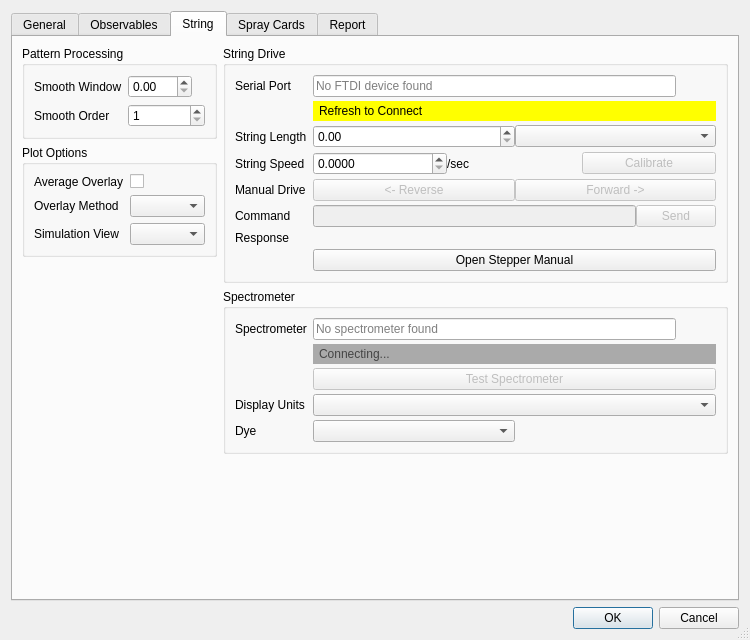
Qt form resources/settings.ui (gill14/AccuPatt) before a commit.
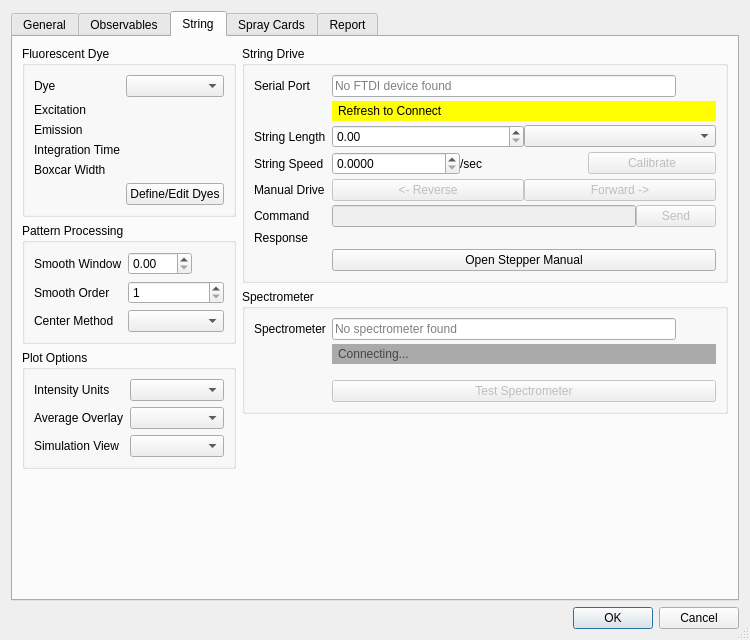
The same form after that commit. The open tabs and pages were chosen to show the change.

Commit message: cleanup stringPass and settings for drive and spec

Diff of the .ui file:
```diff
--- a/resources/settings.ui
+++ b/resources/settings.ui
@@ -361,6 +361,98 @@
         <layout class="QHBoxLayout" name="hl_string">
          <item>
           <layout class="QVBoxLayout" name="vl_string_left">
+           <item>
+            <widget class="QGroupBox" name="gb_fluorescent_dye">
+             <property name="title">
+              <string>Fluorescent Dye</string>
+             </property>
+             <layout class="QFormLayout">
+              <item row="0" column="0">
+               <widget class="QLabel" name="lbl_dye">
+                <property name="text">
+                 <string>Dye</string>
+                </property>
+               </widget>
+              </item>
+              <item row="0" column="1">
+               <widget class="QComboBox" name="cbb_dye">
+                <property name="sizePolicy">
+                 <sizepolicy hsizetype="Preferred" vsizetype="Fixed">
+                  <horstretch>0</horstretch>
+                  <verstretch>0</verstretch>
+                 </sizepolicy>
+                </property>
+                <property name="sizeAdjustPolicy">
+                 <enum>QComboBox::AdjustToContents</enum>
+                </property>
+               </widget>
+              </item>
+              <item row="1" column="0">
+               <widget class="QLabel" name="lbl_dye_excitation_header">
+                <property name="text">
+                 <string>Excitation</string>
+                </property>
+               </widget>
+              </item>
+              <item row="1" column="1">
+               <widget class="QLabel" name="lbl_dye_excitation">
+                <property name="text">
+                 <string/>
+                </property>
+               </widget>
+              </item>
+              <item row="2" column="0">
+               <widget class="QLabel" name="lbl_dye_emission_header">
+                <property name="text">
+                 <string>Emission</string>
+                </property>
+               </widget>
+              </item>
+              <item row="2" column="1">
+               <widget class="QLabel" name="lbl_dye_emission">
+                <property name="text">
+                 <string/>
+                </property>
+               </widget>
+              </item>
+              <item row="3" column="0">
+               <widget class="QLabel" name="lbl_dye_integration_header">
+                <property name="text">
+                 <string>Integration Time</string>
+                </property>
+               </widget>
+              </item>
+              <item row="3" column="1">
+               <widget class="QLabel" name="lbl_dye_integration">
+                <property name="text">
+                 <string/>
+                </property>
+               </widget>
+              </item>
+              <item row="4" column="0">
+               <widget class="QLabel" name="lbl_dye_boxcar_header">
+                <property name="text">
+                 <string>Boxcar Width</string>
+                </property>
+               </widget>
+              </item>
+              <item row="4" column="1">
+               <widget class="QLabel" name="lbl_dye_boxcar">
+                <property name="text">
+                 <string/>
+                </property>
+               </widget>
+              </item>
+              <item row="5" column="1">
+               <widget class="QPushButton" name="btn_dye_manager">
+                <property name="text">
+                 <string>Define/Edit Dyes</string>
+                </property>
+               </widget>
+              </item>
+             </layout>
+            </widget>
+           </item>
            <item>
             <widget class="QGroupBox" name="gb_string_pattern">
              <property name="title">
@@ -415,6 +507,16 @@
                 </property>
                </widget>
               </item>
+              <item row="2" column="0">
+               <widget class="QLabel" name="lbl_center_method_string">
+                <property name="text">
+                 <string>Center Method</string>
+                </property>
+               </widget>
+              </item>
+              <item row="2" column="1">
+               <widget class="QComboBox" name="cbb_center_method_string"/>
+              </item>
              </layout>
             </widget>
            </item>
@@ -425,26 +527,22 @@
              </property>
              <layout class="QFormLayout">
               <item row="0" column="0">
+               <widget class="QLabel" name="lbl_spec_display_units">
+                <property name="text">
+                 <string>Intensity Units</string>
+                </property>
+               </widget>
+              </item>
+              <item row="0" column="1">
+               <widget class="QComboBox" name="cbb_spec_display_units"/>
+              </item>
+              <item row="1" column="0">
                <widget class="QLabel" name="lbl_string_dash_overlay">
                 <property name="text">
                  <string>Average Overlay</string>
                 </property>
                </widget>
               </item>
-              <item row="0" column="1">
-               <widget class="QCheckBox" name="cb_string_dash_overlay">
-                <property name="text">
-                 <string/>
-                </property>
-               </widget>
-              </item>
-              <item row="1" column="0">
-               <widget class="QLabel" name="lbl_string_dash_method">
-                <property name="text">
-                 <string>Overlay Method</string>
-                </property>
-               </widget>
-              </item>
               <item row="1" column="1">
                <widget class="QComboBox" name="cbb_string_dash_method"/>
               </item>
@@ -745,6 +843,22 @@
                </widget>
               </item>
               <item row="2" column="1">
+               <spacer>
+                <property name="orientation">
+                 <enum>Qt::Vertical</enum>
+                </property>
+                <property name="sizeType">
+                 <enum>QSizePolicy::Fixed</enum>
+                </property>
+                <property name="sizeHint" stdset="0">
+                 <size>
+                  <width>20</width>
+                  <height>8</height>
+                 </size>
+                </property>
+               </spacer>
+              </item>
+              <item row="3" column="1">
                <widget class="QPushButton" name="btn_test_spectrometer">
                 <property name="text">
                  <string>Test Spectrometer</string>
@@ -754,50 +868,6 @@
                 </property>
                </widget>
               </item>
-              <item row="3" column="0">
-               <widget class="QLabel" name="lbl_spec_display_units">
-                <property name="text">
-                 <string>Display Units</string>
-                </property>
-               </widget>
-              </item>
-              <item row="3" column="1">
-               <widget class="QComboBox" name="cbb_spec_display_units"/>
-              </item>
-              <item row="4" column="0">
-               <widget class="QLabel" name="lbl_dye">
-                <property name="text">
-                 <string>Dye</string>
-                </property>
-               </widget>
-              </item>
-              <item row="4" column="1">
-               <layout class="QHBoxLayout">
-                <item>
-                 <widget class="QComboBox" name="cbb_dye">
-                  <property name="sizePolicy">
-                   <sizepolicy hsizetype="Preferred" vsizetype="Fixed">
-                    <horstretch>0</horstretch>
-                    <verstretch>0</verstretch>
-                   </sizepolicy>
-                  </property>
-                  <property name="sizeAdjustPolicy">
-                   <enum>QComboBox::AdjustToContents</enum>
-                  </property>
-                 </widget>
-                </item>
-                <item>
-                 <widget class="QPushButton" name="btn_dye_manager">
-                  <property name="text">
-                   <string/>
-                  </property>
-                  <property name="flat">
-                   <bool>true</bool>
-                  </property>
-                 </widget>
-                </item>
-               </layout>
-              </item>
              </layout>
             </widget>
            </item>
```
Left out of the diff: 73 changed lines with no effect on the pictures. The commit also changes 23 other files.
